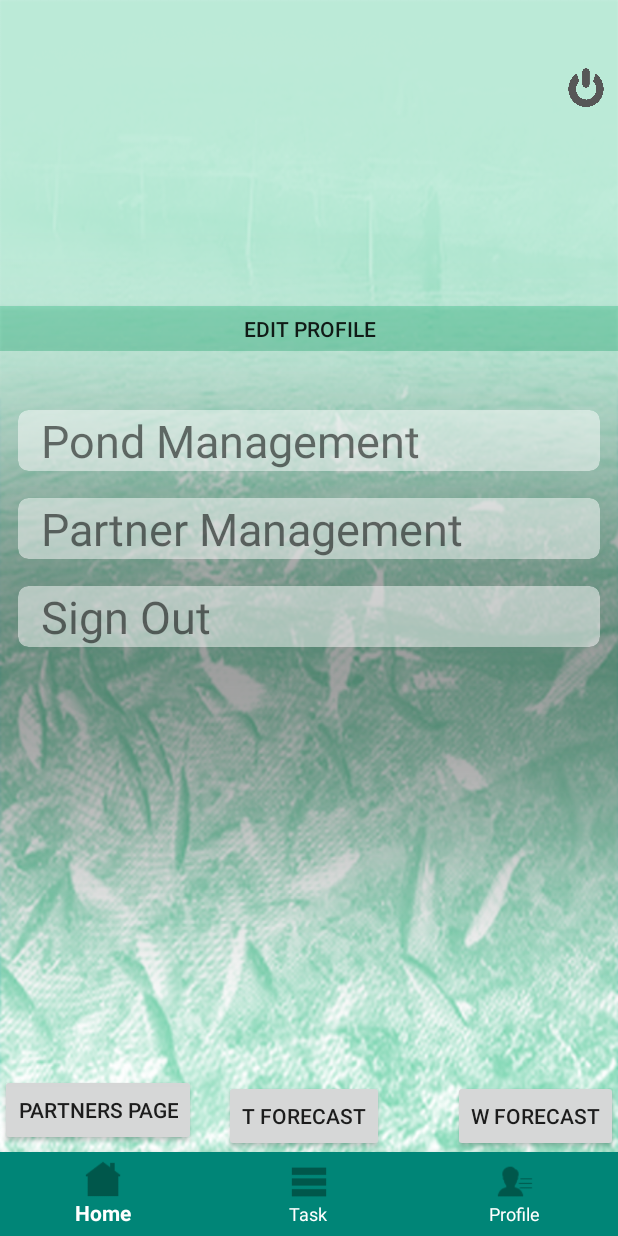
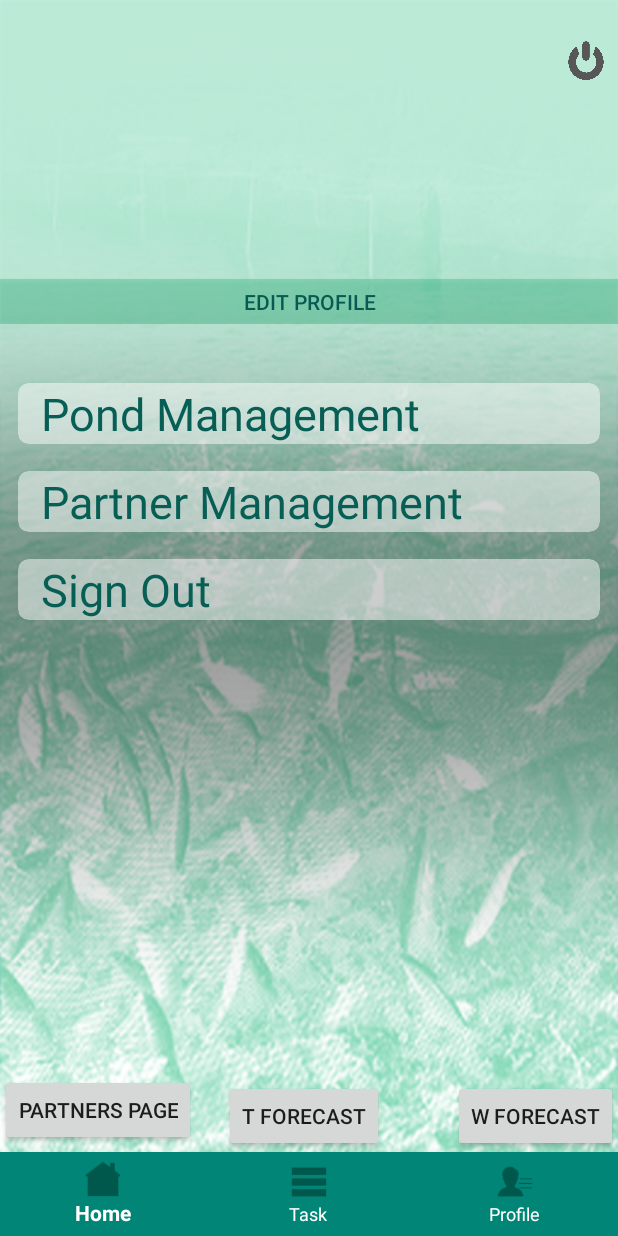
Before and after one commit to zeonghost/aquaculture-automatic-system, an Android app: the ProfileActivity screen opened directly, with no data from a screen before it, on a phone screen of 412 x 824 dp. Run offline under Robolectric (Android 15) with nearby library versions, the phone set to English and light mode, and no system bars; our stand-ins replace Firebase (no records; nobody signed in at launch, a user with empty details on screens opened directly).

Commit message:
some minor ui changes

```diff
--- a/app/src/main/res/layout/activity_pond_info.xml
+++ b/app/src/main/res/layout/activity_pond_info.xml
@@ -132,7 +132,7 @@
                         android:text="@string/read"
                         android:textColor="#075E54"
                         android:textSize="90sp"
-                        android:textStyle="bold" />
+                        android:textStyle="bold"/>
                 </LinearLayout>
 
             </android.support.v7.widget.CardView>
--- a/app/src/main/res/layout/activity_profile.xml
+++ b/app/src/main/res/layout/activity_profile.xml
@@ -11,7 +11,7 @@
         android:id="@+id/relativeLayout"
         android:layout_width="0dp"
         android:layout_height="200dp"
-        android:layout_marginTop="34dp"
+        android:layout_marginTop="16dp"
         android:background="@drawable/bg_text"
         app:layout_constraintEnd_toEndOf="parent"
         app:layout_constraintStart_toStartOf="parent"
@@ -33,7 +33,8 @@
             android:layout_centerInParent="true"
             android:gravity="center"
             android:text="Fullname"
-            android:textSize="50sp" />
+            android:textSize="50sp"
+            android:textStyle="bold" />
 
         <TextView
             android:id="@+id/username"
@@ -43,7 +44,7 @@
             android:layout_centerHorizontal="true"
             android:gravity="center"
             android:text="Username"
-            android:textSize="15sp" />
+            android:textSize="16sp" />
 
         <Button
             android:id="@+id/btrEdit"
@@ -52,6 +53,7 @@
             android:layout_alignParentBottom="true"
             android:background="#5929C084"
             android:text="Edit Profile"
+            android:textColor="#075E54"
             app:layout_constraintEnd_toEndOf="parent"
             app:layout_constraintStart_toStartOf="parent" />
 
@@ -81,9 +83,10 @@
             <TextView
                 android:layout_width="wrap_content"
                 android:layout_height="wrap_content"
+                android:layout_marginLeft="15dp"
                 android:text="Pond Management"
-                android:textSize="30sp"
-                android:layout_marginLeft="15dp"/>
+                android:textColor="#075E54"
+                android:textSize="30sp" />
 
             <LinearLayout
                 android:id="@+id/layoutPondOptions"
@@ -94,16 +97,18 @@
                 <TextView
                     android:layout_width="wrap_content"
                     android:layout_height="wrap_content"
+                    android:layout_marginLeft="30dp"
                     android:text="Update Existing Pond Information"
-                    android:textSize="20sp"
-                    android:layout_marginLeft="30dp"/>
+                    android:textColor="#D32B2525"
+                    android:textSize="20sp" />
 
                 <TextView
                     android:layout_width="wrap_content"
                     android:layout_height="wrap_content"
+                    android:layout_marginLeft="30dp"
                     android:text="Delete Pond Information"
-                    android:textSize="20sp"
-                    android:layout_marginLeft="30dp"/>
+                    android:textColor="#D32B2525"
+                    android:textSize="20sp" />
 
 
             </LinearLayout>
@@ -134,9 +139,10 @@
             <TextView
                 android:layout_width="wrap_content"
                 android:layout_height="wrap_content"
+                android:layout_marginLeft="15dp"
                 android:text="Partner Management"
-                android:textSize="30sp"
-                android:layout_marginLeft="15dp"/>
+                android:textColor="#075E54"
+                android:textSize="30sp" />
 
             <LinearLayout
                 android:id="@+id/layoutPartnerOptions"
@@ -148,17 +154,19 @@
                     android:id="@+id/textViewAddAssignPartner"
                     android:layout_width="wrap_content"
                     android:layout_height="wrap_content"
+                    android:layout_marginLeft="30dp"
                     android:text="Add and assign partner to a device"
-                    android:textSize="20sp"
-                    android:layout_marginLeft="30dp"/>
+                    android:textColor="#D32B2525"
+                    android:textSize="20sp" />
 
                 <TextView
                     android:id="@+id/textViewUnlinkPartner"
                     android:layout_width="wrap_content"
                     android:layout_height="wrap_content"
+                    android:layout_marginLeft="30dp"
                     android:text="Unlink partner from a device"
-                    android:textSize="20sp"
-                    android:layout_marginLeft="30dp"/>
+                    android:textColor="#D32B2525"
+                    android:textSize="20sp" />
             </LinearLayout>
         </LinearLayout>
     </android.support.v7.widget.CardView>
@@ -187,9 +195,10 @@
             <TextView
                 android:layout_width="wrap_content"
                 android:layout_height="wrap_content"
+                android:layout_marginLeft="15dp"
                 android:text="Time Clock"
-                android:textSize="30sp"
-                android:layout_marginLeft="15dp"/>
+                android:textColor="#075E54"
+                android:textSize="30sp" />
 
         </LinearLayout>
 
@@ -219,9 +228,10 @@
             <TextView
                 android:layout_width="wrap_content"
                 android:layout_height="wrap_content"
+                android:layout_marginLeft="15dp"
                 android:text="Sign Out"
-                android:textSize="30sp"
-                android:layout_marginLeft="15dp"/>
+                android:textColor="#075E54"
+                android:textSize="30sp" />
 
         </LinearLayout>
 
--- a/app/src/main/res/layout/dialog_link_user_pond.xml
+++ b/app/src/main/res/layout/dialog_link_user_pond.xml
@@ -10,7 +10,7 @@
         android:layout_height="wrap_content"
         android:gravity="center_horizontal"
         android:text="Link User to Pond:"
-        android:background="@drawable/bg_text"
+        android:background="#5929C084"
         android:paddingTop="15dp"
         android:textSize="30sp"
         android:textColor="#075E54"
--- a/app/src/main/res/layout/dialog_pond_selection.xml
+++ b/app/src/main/res/layout/dialog_pond_selection.xml
@@ -11,7 +11,7 @@
         android:layout_height="wrap_content"
         android:gravity="center_horizontal"
         android:text="Assign to Pond:"
-        android:background="@drawable/bg_text"
+        android:background="#5929C084"
         android:paddingTop="15dp"
         android:textSize="30sp"
         android:textColor="#075E54"
--- a/app/src/main/res/layout/dialog_pond_selection_list.xml
+++ b/app/src/main/res/layout/dialog_pond_selection_list.xml
@@ -17,6 +17,7 @@
             android:id="@+id/txtViewPiID"
             android:layout_width="match_parent"
             android:layout_height="wrap_content"
+            android:background="#5929C084"
             android:paddingLeft="15dp"
             android:paddingTop="10dp"
             android:paddingBottom="3dp"
--- a/app/src/main/res/layout/log_info.xml
+++ b/app/src/main/res/layout/log_info.xml
@@ -4,8 +4,11 @@
     xmlns:tools="http://schemas.android.com/tools"
     android:layout_width="match_parent"
     android:layout_height="wrap_content"
-    android:layout_margin="10dp"
+    android:layout_marginLeft="10dp"
+    android:layout_marginTop="5dp"
+    android:layout_marginRight="10dp"
     app:cardBackgroundColor="#7CFFFFFF"
+    app:cardElevation="0dp"
     tools:layout_editor_absoluteX="10dp">
 
 
```
Also changed, not shown: app/src/main/res/drawable/button.xml (+1 -20 lines), app/src/main/res/layout/activity_graph_temp.xml (+63 -33 lines), app/src/main/res/layout/activity_logview.xml (+16 -7 lines), app/src/main/res/layout/activity_partner_log.xml (+8 -4 lines), app/src/main/res/layout/activity_temp_forecast.xml (+55 -24 lines), app/src/main/res/layout/activity_weather_test.xml (+15 -3 lines).
